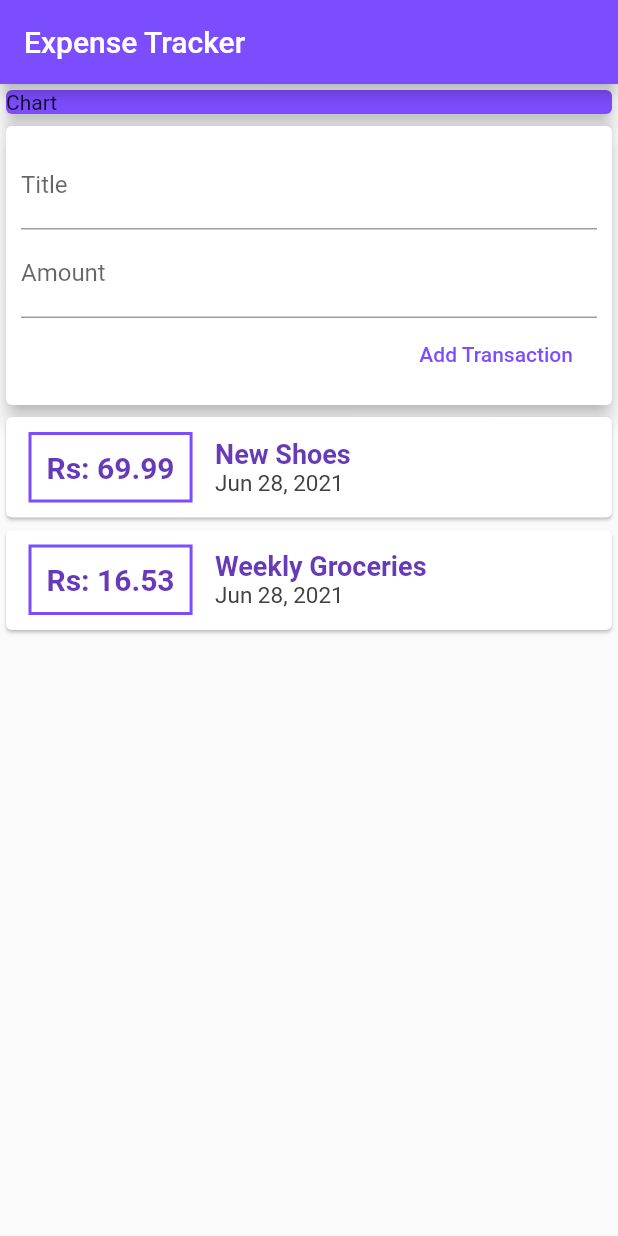
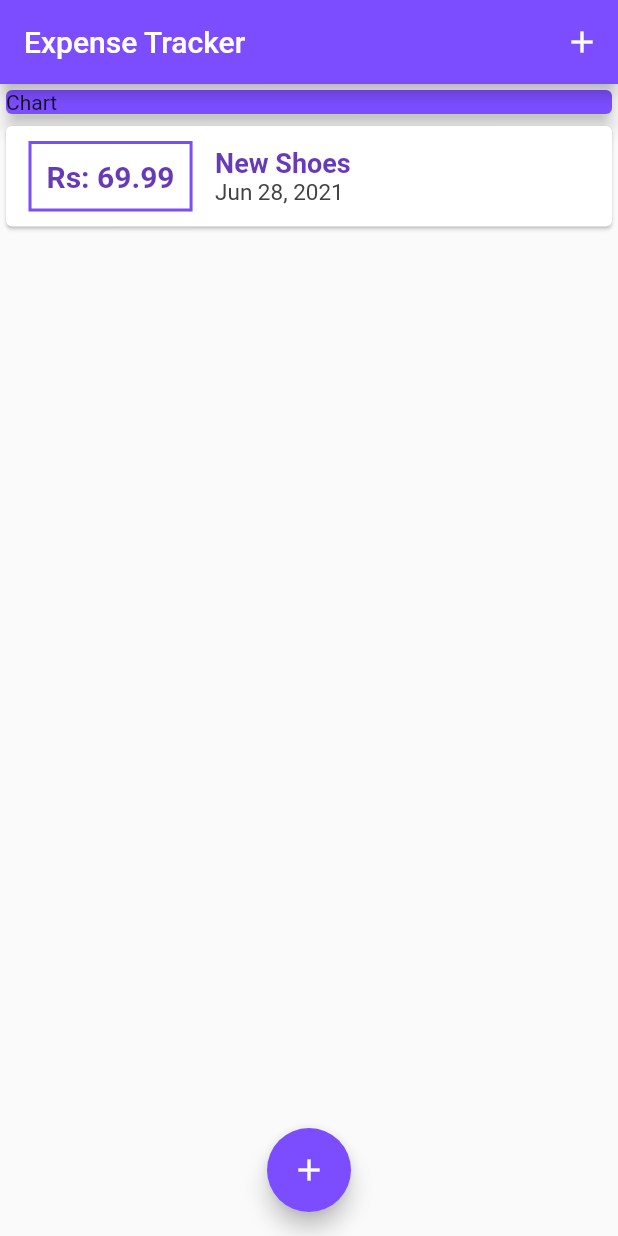
Before and after one commit to Jyotirmay15/Expense-Tracker-App, a Flutter app: the screen it shows after launch, on a phone screen of 412 x 824 dp. Run offline on Flutter 3.47's test engine with Material 2 defaults, Android fonts, the phone set to English and light mode, and no system bars.

Commit message:
Added icon buttons to add new transactions

```diff
--- a/lib/main.dart
+++ b/lib/main.dart
@@ -1,6 +1,11 @@
+import 'package:Expense_tracker/widgets/new_transaction.dart';
+import 'package:Expense_tracker/widgets/transaction_list.dart';
 import 'package:flutter/material.dart';
 
-import './widgets/user_transaction.dart';
+import './widgets/new_transaction.dart';
+import './widgets/transaction_list.dart';
+
+import './models/transaction.dart';
 
 void main() => runApp(MyApp());
 
@@ -14,13 +19,59 @@ class MyApp extends StatelessWidget {
   }
 }
 
-class MyHomePage extends StatelessWidget {
+class MyHomePage extends StatefulWidget {
+  @override
+  _MyHomePageState createState() => _MyHomePageState();
+}
+
+class _MyHomePageState extends State<MyHomePage> {
+  final List<Transaction> _userTransactions = [
+    Transaction(
+      id: 't1',
+      title: 'New Shoes',
+      amount: 69.99,
+      date: DateTime.now(),
+    ),
+  ];
+
+  void _addNewTransaction(String txTitle, double txAmount) {
+    final newTx = Transaction(
+      title: txTitle,
+      amount: txAmount,
+      date: DateTime.now(),
+      id: DateTime.now().toString(),
+    );
+
+    setState(() {
+      _userTransactions.add(newTx);
+    });
+  }
+
+  void _startAddNewTransaction(BuildContext ctx) {
+    showModalBottomSheet(
+      context: ctx,
+      builder: (_) {
+        return GestureDetector(
+          onTap: () {},
+          child: NewTransaction(_addNewTransaction),
+          behavior: HitTestBehavior.opaque,
+        );
+      },
+    );
+  }
+
   @override
   Widget build(BuildContext context) {
     return Scaffold(
       appBar: AppBar(
         title: Text('Expense Tracker'),
         backgroundColor: Colors.deepPurpleAccent,
+        actions: <Widget>[
+          IconButton(
+            icon: Icon(Icons.add),
+            onPressed: () => _startAddNewTransaction(context),
+          ),
+        ],
       ),
       body: SingleChildScrollView(
         child: Column(
@@ -35,9 +86,15 @@ class MyHomePage extends StatelessWidget {
                 elevation: 5,
               ),
             ),
-            UserTransaction(),
+            TransactionList(transactions: _userTransactions),
           ],
         ),
+      ),
+      floatingActionButtonLocation: FloatingActionButtonLocation.centerFloat,
+      floatingActionButton: FloatingActionButton(
+        backgroundColor: Colors.deepPurpleAccent,
+        child: Icon(Icons.add),
+        onPressed: () => _startAddNewTransaction(context),
       ),
     );
   }
--- a/lib/widgets/transaction_list.dart
+++ b/lib/widgets/transaction_list.dart
@@ -30,7 +30,7 @@ class TransactionList extends StatelessWidget {
                   ),
                   padding: EdgeInsets.all(10),
                   child: Text(
-                    'Rs: ${transactions[index].amount}',
+                    'Rs: ${transactions[index].amount.toStringAsFixed(2)}',
                     style: TextStyle(
                       fontWeight: FontWeight.bold,
                       fontSize: 20,
--- a/lib/widgets/user_transaction.dart
+++ /dev/null
@@ -1,51 +0,0 @@
-import 'package:flutter/material.dart';
-
-import './new_transaction.dart';
-import './transaction_list.dart';
-
-import '../models/transaction.dart';
-
-class UserTransaction extends StatefulWidget {
-  @override
-  _UserTransactionState createState() => _UserTransactionState();
-}
-
-class _UserTransactionState extends State<UserTransaction> {
-  @override
-  final List<Transaction> _userTransactions = [
-    Transaction(
-      id: 't1',
-      title: 'New Shoes',
-      amount: 69.99,
-      date: DateTime.now(),
-    ),
-    Transaction(
-      id: 't2',
-      title: 'Weekly Groceries',
-      amount: 16.53,
-      date: DateTime.now(),
-    ),
-  ];
-
-  void _addNewTransaction(String txTitle, double txAmount) {
-    final newTx = Transaction(
-      title: txTitle,
-      amount: txAmount,
-      date: DateTime.now(),
-      id: DateTime.now().toString(),
-    );
-
-    setState(() {
-      _userTransactions.add(newTx);
-    });
-  }
-
-  Widget build(BuildContext context) {
-    return Column(
-      children: <Widget>[
-        NewTransaction(_addNewTransaction),
-        TransactionList(transactions: _userTransactions),
-      ],
-    );
-  }
-}
```
Also changed, not shown: lib/widgets/new_transaction.dart (+23 -8 lines).
